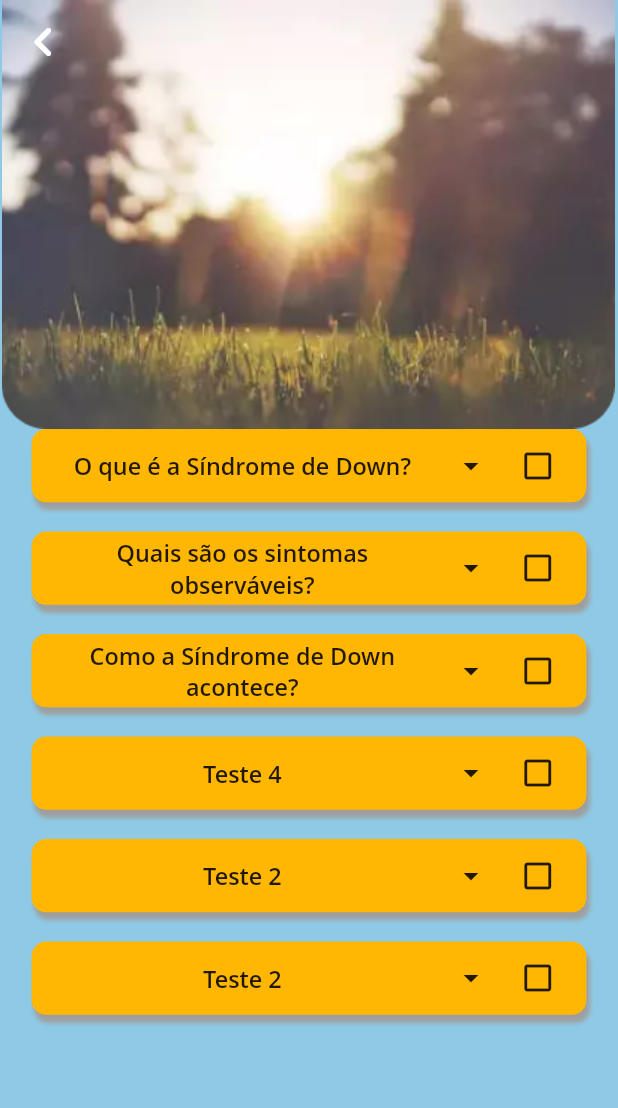
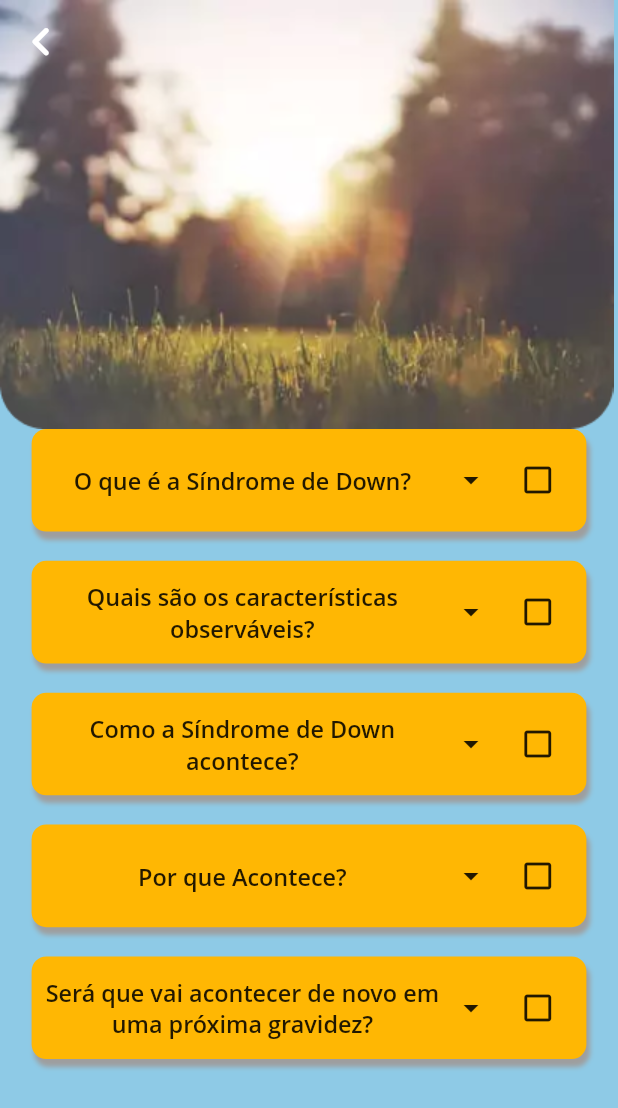
Before and after one commit to FidelisMatheus/down_maternity, a Flutter app: the HomePage screen opened by its route, after a tap on "O que é Síndrome de Down?", on a phone screen of 412 x 824 dp. Shown: the top 1108 px of the screen. Run offline on Flutter 3.47's test engine with Material 2 defaults, Android fonts, the light colour scheme and no system bars; our stand-ins replace get; missing offline and left inert: dart:html; Roboto replaces fonts that are missing (Open Sans).

Commit message:
Atualizações na details e textExpanded

```diff
--- a/lib/model/list_topics.dart
+++ b/lib/model/list_topics.dart
@@ -24,7 +24,7 @@ class ListTopics extends GetxController {
           false,
         ),
         Topic(
-          'Quais são os sintomas observáveis?',
+          'Quais são os características observáveis?',
           "Dentre os sinais físicos pode-se citar: olhos oblíquos; rosto arredondado; língua protusa (para fora da boca); raiz nasal achatada; baixa estatura; mãos pequenas e dedos curtos; flacidez muscular (hipotonia); prega palmar única; e dobras da pele nos cantos internos. Outros sintomas observáveis são o comprometimento intelectual; obesidade; disfunções cardiovasculares, musculares e pulmonares; bem como maior propensão do desenvolvimento de diabetes. \n\n    Não se atribuem graus à SD. As diferenças entre as pessoas com SD, tanto do aspecto físico quanto de desenvolvimento, decorrem de aspectos genéticos individuais, intercorrências clínicas, estimulação, educação, nutrição, contexto familiar, e social.",
           false,
           false,
@@ -36,20 +36,14 @@ class ListTopics extends GetxController {
           false,
         ),
         Topic(
-          'Teste 4',
-          "Lorem Ipsum is simply dummy text of the printing and typesetting industry. Lorem Ipsum has been the industry",
+          'Por que Acontece?',
+          "   A Síndrome de Down ocorre ao acaso e não se sabe ao certo os motivos que levam ao surgimento da alteração. A síndrome existe em todas as etnias e classes sociais. Embora se saiba que a chance de síndrome de Down aumente com a idade materna, 80% das crianças com síndrome de Down nascem de mulheres com menos de 35 anos. As mulheres mais jovens em idade fértil têm mais filhos do que mães em idade avançada",
           false,
           false,
         ),
         Topic(
-          'Teste 2',
-          "Lorem Ipsum is simply dummy text of the printing and typesetting industry. Lorem Ipsum has been the industry",
-          false,
-          false,
-        ),
-        Topic(
-          'Teste 2',
-          "Lorem Ipsum is simply dummy text of the printing and typesetting industry. Lorem Ipsum has been the industry",
+          'Será que vai acontecer de novo em uma próxima gravidez?',
+          "   A alteração genética ocorre ao acaso por isso provavelmente não ocorrerá novamente. Porém, não é possível afirmar com certeza, já que é ao acaso ou em alguns casos um dos pais é portador equilibrado da translocação do 21, mas para saber com mais detalhes é importante consultar um médico geneticista para estimar os riscos.",
           false,
           false,
         ),
@@ -57,26 +51,14 @@ class ListTopics extends GetxController {
     } else if (id == 2) {
       return listTopics2 = [
         Topic(
-          'Teste 1 +',
-          "Lorem Ipsum is simply dummy text of the printing and typesetting industry. Lorem Ipsum has been the industry",
+          'Suspeita e Diagnóstico',
+          "   Antes do nascimento: Alguns exames são realizados durante a gestão para o acompanhamento do desenvolvimento do bebê, alguns deles, quando alterados, podem indiciar a presença da SD. Dentre eles, os exames de imagens, transluscência nucal e exames de sangue, como aumento de PAPP-A materno e Beta-HCG. Para a confirmação, é necessário coletar células do bebê ainda na barriga e realizar o exame genético (cariótipo). \n\n    Após o nascimento: Após o nascimento é possível fazer o diagnóstico por meio do exame clínico - com base nos sinais e sintomas da SD – bem como, com base no teste genético (cariótipo)",
           false,
           false,
         ),
         Topic(
-          'Teste 1 +',
-          "Lorem Ipsum is simply dummy text of the printing and typesetting industry. Lorem Ipsum has been the industry",
-          false,
-          false,
-        ),
-        Topic(
-          'Teste 1 +',
-          "Lorem Ipsum is simply dummy text of the printing and typesetting industry. Lorem Ipsum has been the industry",
-          false,
-          false,
-        ),
-        Topic(
-          'Teste 1 +',
-          "Lorem Ipsum is simply dummy text of the printing and typesetting industry. Lorem Ipsum has been the industry",
+          'A Síndrome de Down pode ser curada?',
+          "   A síndrome de Down é uma condição permanente que não pode ser modificada. Não é considerada doença, por isso não se fala em cura. Como qualquer outra criança, os bebês têm variados tipos de habilidades e dificuldades. \n\n   As dificuldades podem ser inimizadas se a família e pessoas próximas tiverem uma atitude positiva em relação à síndrome de Down e ao futuro da criança.",
           false,
           false,
         ),
@@ -84,7 +66,7 @@ class ListTopics extends GetxController {
     } else if (id == 3) {
       return listTopics2 = [
         Topic(
-          'Teste 1 +',
+          'Gestação',
           "Lorem Ipsum is simply dummy text of the printing and typesetting industry. Lorem Ipsum has been the industry",
           false,
           false,
@@ -113,25 +95,19 @@ class ListTopics extends GetxController {
       return listTopics4 = [
         Topic(
           'Síndrome de Down e COVID-19',
-          "Em relação ao COVID-19, é importante o cuidado com qualquer faixa etária, principalmente, com o público de portadores de Síndrome de Down uma vez que estão mais propensos a desenvolverem algumas doenças, facilitando a infecção por esse vírus. Logo, o processo de cuidado durante a pandemia permanece de maneira significativo, dentre esses cuidados tem: 1) hábito de alimentação saudável; 2) Medidas de Higienização, como levar as mãos; 3)Atividade física ;4) Distância social; 5) cumprimento do calendário vacinal; 6) Medidas de proteção, como uso de máscaras",
+          "   Em relação ao COVID-19, é importante o cuidado com qualquer faixa etária, principalmente, com o público de portadores de Síndrome de Down uma vez que estão mais propensos a desenvolverem algumas doenças, facilitando a infecção por esse vírus. Logo, o processo de cuidado durante a pandemia permanece de maneira significativo, dentre esses cuidados tem: 1) hábito de alimentação saudável; 2) Medidas de Higienização, como levar as mãos; 3)Atividade física ;4) Distância social; 5) cumprimento do calendário vacinal; 6) Medidas de proteção, como uso de máscaras",
           false,
           false,
         ),
         Topic(
-          'Teste 1 +',
-          "Lorem Ipsum is simply dummy text of the printing and typesetting industry. Lorem Ipsum has been the industry",
+          'Sobre os métodos de vacinação',
+          "   Os métodos de vacinação desenvolvidos são extremamente eficazes para minimizar o desenvolvimento da doença de maneira mais grave, convergindo em uma medida de proteção direta ou indireta contra a doença, ou seja, protegendo a pessoa que toma a vacina e a população devido ao fenômeno rebanho. Sendo assim, quanto maior o número de pessoas que se vacinam em uma população menor será a incidência da doença nessa comunidade.",
           false,
           false,
         ),
         Topic(
-          'Teste 1 +',
-          "Lorem Ipsum is simply dummy text of the printing and typesetting industry. Lorem Ipsum has been the industry",
-          false,
-          false,
-        ),
-        Topic(
-          'Teste 1 +',
-          "Lorem Ipsum is simply dummy text of the printing and typesetting industry. Lorem Ipsum has been the industry",
+          'Importancia da vacinação',
+          "   É importante a vacinação correta das pessoas portadoras de síndrome de Down tanto menores do que 40 anos quanto maiores do que 40 anos com o objetivo de minimizar os riscos advindos do COVID-19 em associação com as doenças que podem acompanhar a pessoa com síndrome de Down.",
           false,
           false,
         ),
--- a/lib/pages/details_page.dart
+++ b/lib/pages/details_page.dart
@@ -45,12 +45,15 @@ class _DetailsPageState extends State<DetailsPage> {
                 Container(
                   child: Image.asset('images/detalhes.png'),
                   decoration: BoxDecoration(
-                    borderRadius: BorderRadius.only(bottomRight: Radius.circular(30), bottomLeft: Radius.circular(30)),
+                    borderRadius: BorderRadius.only(
+                      bottomRight: Radius.circular(Dimensions.radius30),
+                      bottomLeft: Radius.circular(Dimensions.radius30),
+                    ),
                   ),
                 ),
                 Container(
-                  width: 40,
-                  height: 40,
+                  width: Dimensions.height50,
+                  height: Dimensions.height50,
                   margin: EdgeInsets.only(
                     right: Dimensions.width350,
                   ),
@@ -61,7 +64,7 @@ class _DetailsPageState extends State<DetailsPage> {
                     icon: Icon(
                       Icons.chevron_left_rounded,
                       color: Colors.white,
-                      size: 40,
+                      size: Dimensions.iconSize40,
                     ),
                   ),
                 ),
@@ -84,7 +87,7 @@ class _DetailsPageState extends State<DetailsPage> {
               },
             ),
             SizedBox(
-              height: 40,
+              height: Dimensions.height40,
             ),
           ],
         ),
--- a/lib/pages/home_page.dart
+++ b/lib/pages/home_page.dart
@@ -122,7 +122,10 @@ class _HomePageState extends State<HomePage> {
               Column(
                 mainAxisAlignment: MainAxisAlignment.spaceEvenly,
                 children: [
-                  Row(
+                  SizedBox(
+                    width: double.infinity,
+                    child: Wrap(
+                      alignment: WrapAlignment.center,
                       children: [
                         BigCardWidget(
                           id: 1,
@@ -134,21 +137,13 @@ class _HomePageState extends State<HomePage> {
                           image: 'images/logo.jpg',
                           title: 'Cuidados Gerais',
                         ),
-                    ],
-                  ),
-                  Row(
-                    children: [
-                      BigCardWidget(
-                        id: 3,
-                        image: 'images/logo.jpg',
-                        title: 'Recomendações',
-                      ),
                         BigCardWidget(
                           id: 4,
                           image: 'images/logo.jpg',
                           title: 'Síndrome de Down x COVID-19',
                         ),
                       ],
+                    ),
                   ),
                 ],
               ),
--- a/lib/utils/dimensions.dart
+++ b/lib/utils/dimensions.dart
@@ -14,8 +14,10 @@ class Dimensions {
   static double height15 = screenHeight / 56.27;
   static double height20 = screenHeight / 42.2;
   static double height30 = screenHeight / 28.13;
+  static double height40 = screenHeight / 21.1;
   static double height45 = screenHeight / 18.76;
   static double height50 = screenHeight / 16.88;
+  static double height70 = screenHeight / 12.05;
   static double height220 = screenHeight / 3.83;
 
   //dynamic width - padding and margin
@@ -41,8 +43,9 @@ class Dimensions {
   static double radius30 = screenHeight / 28.13;
 
   //icon size
+  static double iconSize16 = screenHeight / 52.75;
   static double iconSize24 = screenHeight / 35.17;
-  static double iconSize16 = screenHeight / 52.75;
+  static double iconSize40 = screenHeight / 21.1;
 
   //list view size - width is 390 when 390 / 120
   static double listViewImgSize = screenWidth / 3.25;
--- a/lib/widgets/expansion_widget.dart
+++ b/lib/widgets/expansion_widget.dart
@@ -26,7 +26,7 @@ class _ExpansionWidgetState extends State<ExpansionWidget> {
       children: [
         Container(
           width: Dimensions.width350,
-          height: Dimensions.height50,
+          height: Dimensions.height70,
           decoration: BoxDecoration(
               borderRadius: widget.topic.expand
                   ? BorderRadius.only(
@@ -91,8 +91,7 @@ class _ExpansionWidgetState extends State<ExpansionWidget> {
                     bottomLeft: Radius.circular(Dimensions.radius10),
                     bottomRight: Radius.circular(Dimensions.radius10),
                   ),
-                  // ignore: prefer_const_literals_to_create_immutables
-                  boxShadow: [
+                  boxShadow: const [
                     BoxShadow(
                       color: Colors.grey,
                       blurRadius: 2.0,
```
Lines whose indentation alone changed are shown as unchanged.
